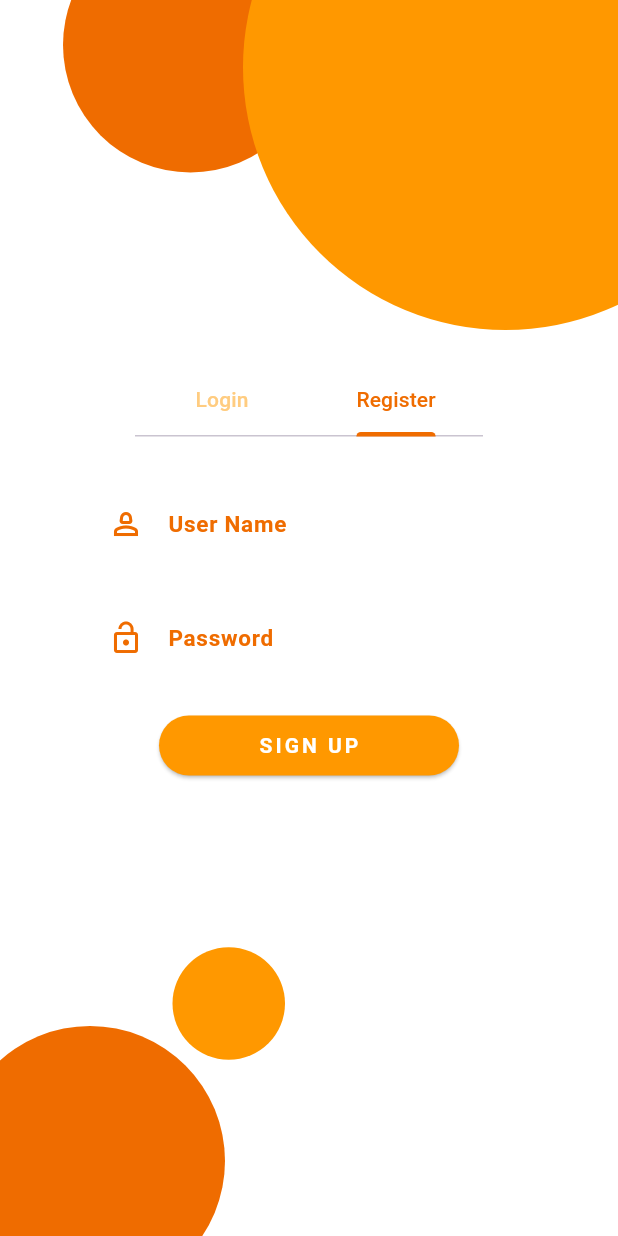
After one commit to sukreth116/note_app, a Flutter app: the CustomBackground screen opened directly, tab 2 chosen, after a tap on "SIGN UP", on a phone screen of 412 x 824 dp. The commit adds this screen. Run offline on Flutter 3.47's test engine with Material 3 defaults, Android fonts, the phone set to English and light mode, and no system bars; our stand-ins replace firebase_auth, firebase_core; accounts and stored records are empty.

Commit message:
routes set up

```diff
--- /dev/null
+++ b/lib/auth_screen/auth_view.dart
@@ -0,0 +1,53 @@
+import 'package:flutter/material.dart';
+import 'package:flutter_tutorial_first_sample_project/auth_screen/login_form.dart';
+import 'package:flutter_tutorial_first_sample_project/auth_screen/register_view.dart';
+
+class AuthScreen extends StatefulWidget {
+  const AuthScreen({super.key});
+
+  @override
+  State<AuthScreen> createState() => _AuthScreenState();
+}
+
+class _AuthScreenState extends State<AuthScreen> {
+  @override
+  Widget build(BuildContext context) {
+    return DefaultTabController(
+      length: 2, // Login & Register
+      child: Container(
+        // color: Colors.black,
+        child: Padding(
+          padding: const EdgeInsets.all(30),
+          child: Column(
+            mainAxisSize: MainAxisSize.min,
+            children: [
+              // Tabs
+              Padding(
+                padding: const EdgeInsets.symmetric(horizontal: 60),
+                child: TabBar(
+                  labelColor: Colors.orange.shade800,
+                  unselectedLabelColor: Colors.orange.shade200,
+                  indicatorColor: Colors.orange.shade800,
+                  tabs: const [
+                    Tab(text: "Login"),
+                    Tab(text: "Register"),
+                  ],
+                ),
+              ),
+
+              const SizedBox(height: 0),
+
+              // Forms
+              Container(
+                // color: Colors.amber,
+                height: 290,
+                // color: Colors.amber,
+                child: TabBarView(children: [LoginForm(), RegisterForm()]),
+              ),
+            ],
+          ),
+        ),
+      ),
+    );
+  }
+}
--- /dev/null
+++ b/lib/auth_screen/custom_background.dart
@@ -0,0 +1,77 @@
+import 'package:flutter/material.dart';
+import 'package:flutter_tutorial_first_sample_project/auth_screen/auth_view.dart';
+import 'package:flutter_tutorial_first_sample_project/auth_screen/login_form.dart';
+
+class CustomBackground extends StatelessWidget {
+  const CustomBackground({super.key});
+
+  @override
+  Widget build(BuildContext context) {
+    return Scaffold(
+      body: SizedBox(
+        height: MediaQuery.of(context).size.height,
+        child: Stack(
+          children: [
+            // Background
+            Container(width: double.infinity, color: Colors.white),
+
+            // Small overlapping circle
+            Positioned(
+              top: -55, // adjust this
+              right: 200, // adjust this
+              child: Container(
+                width: 170,
+                height: 170,
+                decoration: BoxDecoration(
+                  color: Colors.orange[800],
+                  shape: BoxShape.circle,
+                ),
+              ),
+            ),
+
+            // Big circle (top-right)
+            Positioned(
+              top: -130,
+              right: -100,
+              child: Container(
+                width: 350,
+                height: 350,
+                decoration: BoxDecoration(
+                  color: Colors.orange,
+                  shape: BoxShape.circle,
+                ),
+              ),
+            ),
+
+            Positioned(
+              bottom: -40,
+              left: -30,
+              child: Container(
+                width: 180,
+                height: 180,
+                decoration: BoxDecoration(
+                  color: Colors.orange[800],
+                  shape: BoxShape.circle,
+                ),
+              ),
+            ),
+
+            Positioned(
+              bottom: 115,
+              left: 115,
+              child: Container(
+                width: 75,
+                height: 80,
+                decoration: BoxDecoration(
+                  color: Colors.orange,
+                  shape: BoxShape.circle,
+                ),
+              ),
+            ),
+            Center(child: AuthScreen()),
+          ],
+        ),
+      ),
+    );
+  }
+}
--- /dev/null
+++ b/lib/auth_screen/login_form.dart
@@ -0,0 +1,65 @@
+import 'package:flutter/material.dart';
+
+class LoginForm extends StatelessWidget {
+  const LoginForm({super.key});
+
+  @override
+  Widget build(BuildContext context) {
+    return Padding(
+      padding: const EdgeInsets.all(10),
+      child: Column(
+        // mainAxisSize: MainAxisSize.min,
+        children: [
+          TextFormField(
+            decoration: InputDecoration(
+              prefixIcon: Icon(
+                Icons.person_2_outlined,
+                color: Colors.orange[800],
+              ),
+              labelText: 'User Name',
+              labelStyle: TextStyle(
+                fontSize: 15,
+                fontWeight: FontWeight.bold,
+                color: Colors.orange[800],
+              ),
+              border: OutlineInputBorder(borderSide: BorderSide.none),
+            ),
+          ),
+
+          const SizedBox(height: 10),
+
+          TextFormField(
+            decoration: InputDecoration(
+              prefixIcon: Icon(Icons.lock_open, color: Colors.orange[800]),
+              labelText: 'Password',
+              labelStyle: TextStyle(
+                fontSize: 15,
+                fontWeight: FontWeight.bold,
+                color: Colors.orange[800],
+              ),
+              border: OutlineInputBorder(borderSide: BorderSide.none),
+            ),
+          ),
+
+          const SizedBox(height: 10),
+
+          SizedBox(
+            width: 200,
+            child: ElevatedButton(
+              onPressed: () {},
+              style: ButtonStyle(
+                backgroundColor: WidgetStatePropertyAll(Colors.orange),
+                foregroundColor: WidgetStatePropertyAll(Colors.white),
+              ),
+              child: Text(
+                "LOGIN",
+                style: TextStyle(fontWeight: FontWeight.bold, letterSpacing: 2),
+              ),
+            ),
+          ),
+          TextButton(onPressed: () {}, child: Text('Forgot Password?')),
+        ],
+      ),
+    );
+  }
+}
--- /dev/null
+++ b/lib/auth_screen/register_view.dart
@@ -0,0 +1,65 @@
+import 'package:flutter/material.dart';
+
+class RegisterForm extends StatelessWidget {
+  const RegisterForm({super.key});
+
+  @override
+  Widget build(BuildContext context) {
+    return Padding(
+      padding: const EdgeInsets.all(30),
+      child: Column(
+        // mainAxisSize: MainAxisSize.min,
+        children: [
+          TextField(
+            decoration: InputDecoration(
+              prefixIcon: Icon(
+                Icons.person_2_outlined,
+                color: Colors.orange[800],
+              ),
+              labelText: 'User Name',
+              labelStyle: TextStyle(
+                fontSize: 15,
+                fontWeight: FontWeight.bold,
+                color: Colors.orange[800],
+              ),
+              border: OutlineInputBorder(borderSide: BorderSide.none),
+            ),
+          ),
+
+          const SizedBox(height: 20),
+
+          TextField(
+            obscureText: true,
+            decoration: InputDecoration(
+              prefixIcon: Icon(Icons.lock_open, color: Colors.orange[800]),
+              labelText: 'Password',
+              labelStyle: TextStyle(
+                fontSize: 15,
+                fontWeight: FontWeight.bold,
+                color: Colors.orange[800],
+              ),
+              border: OutlineInputBorder(borderSide: BorderSide.none),
+            ),
+          ),
+
+          const SizedBox(height: 20),
+
+          SizedBox(
+            width: 200,
+            child: ElevatedButton(
+              onPressed: () {},
+              style: ButtonStyle(
+                backgroundColor: WidgetStatePropertyAll(Colors.orange),
+                foregroundColor: WidgetStatePropertyAll(Colors.white),
+              ),
+              child: Text(
+                "SIGN UP",
+                style: TextStyle(fontWeight: FontWeight.bold, letterSpacing: 2),
+              ),
+            ),
+          ),
+        ],
+      ),
+    );
+  }
+}
--- a/lib/register.dart
+++ b/lib/register.dart
@@ -1,6 +1,7 @@
 import 'package:firebase_core/firebase_core.dart';
 import 'package:flutter/material.dart';
 import 'package:firebase_auth/firebase_auth.dart';
+import 'package:flutter_tutorial_first_sample_project/routes.dart';
 import 'package:flutter_tutorial_first_sample_project/screen_functions.dart';
 import 'firebase_options.dart';
 
@@ -70,7 +71,7 @@ class _RegisterScreenState extends State<RegisterScreen> {
                       TextButton(
                         onPressed: () {
                           Navigator.of(context).pushNamedAndRemoveUntil(
-                            '/login/',
+                            loginRoute,
                             (route) => false,
                           );
                         },
@@ -106,6 +107,9 @@ class _RegisterScreenState extends State<RegisterScreen> {
         email: email,
         password: password,
       );
+      Navigator.of(
+        context,
+      ).pushNamedAndRemoveUntil(homeRoute, (route) => false);
     } on FirebaseAuthException catch (e) {
       print(e.code);
       if (e.code == 'weak-password') {
--- /dev/null
+++ b/lib/routes.dart
@@ -0,0 +1,4 @@
+final loginRoute = '/login/';
+final registerRoute = '/register/';
+final homeRoute = '/home/';
+final notesRoute = '/mynotes/';
```
Also changed, not shown: lib/email_verification.dart (+11 -1 lines), lib/form.dart (added, +67 -0 lines), lib/home.dart (+4 -12 lines), lib/login.dart (+7 -10 lines), lib/main.dart (+10 -3 lines), lib/my_notes.dart (added, +98 -0 lines), lib/screen_functions.dart (+1 -8 lines).
